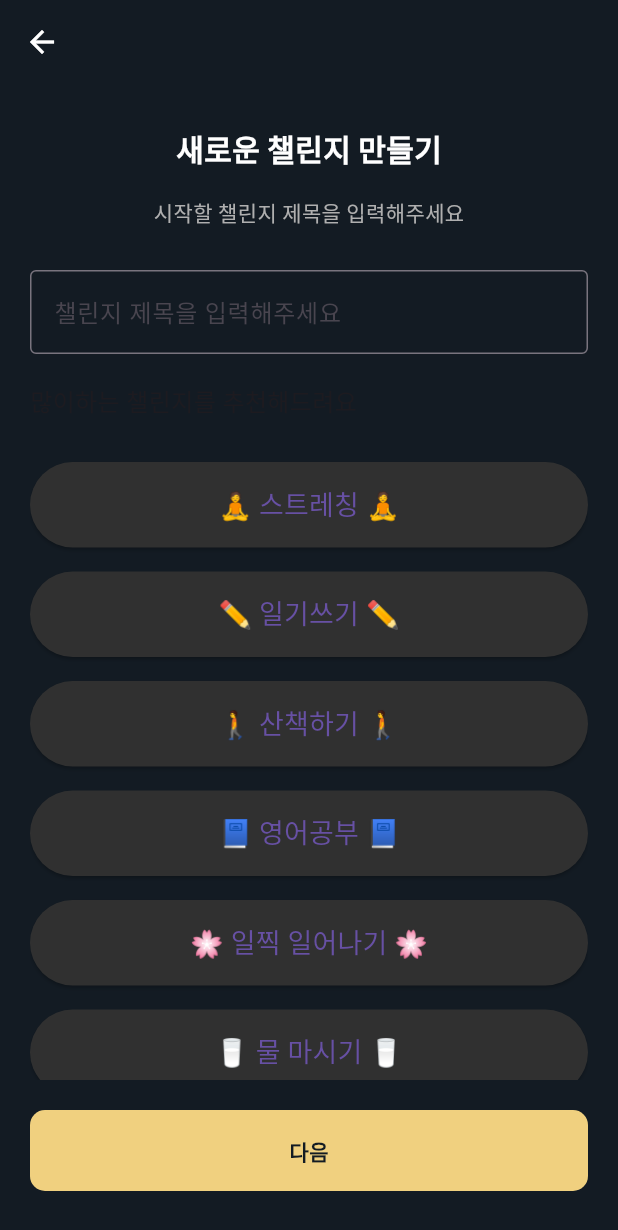
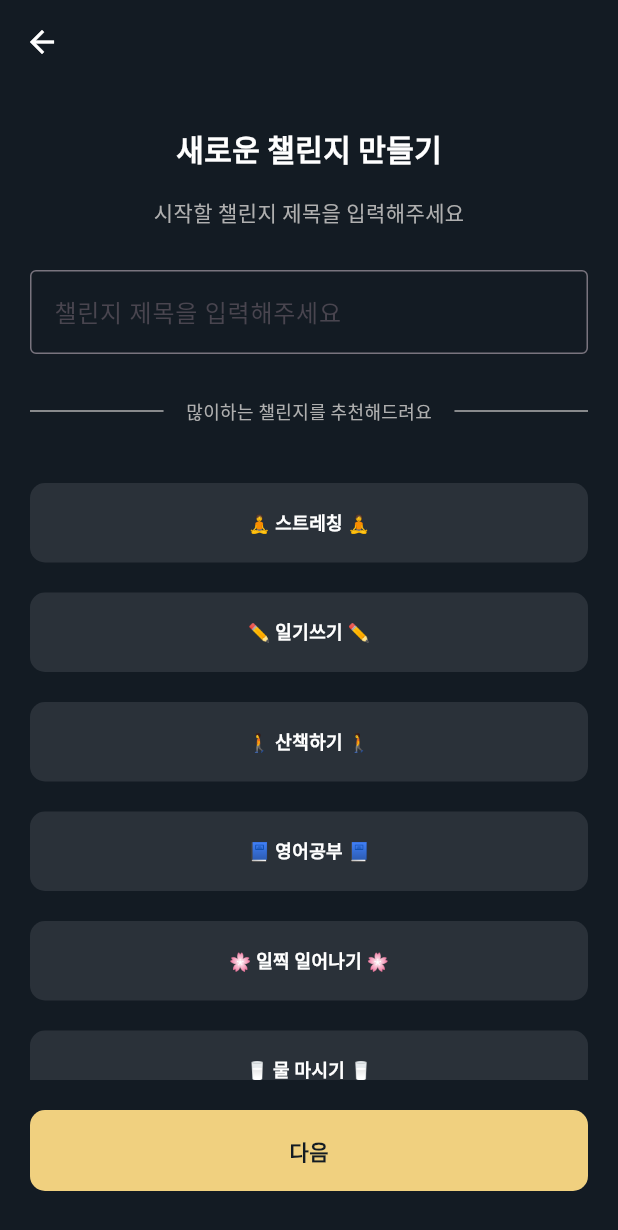
Before and after one commit to hatssue/client, a Flutter app: the NewChallengePage screen opened by its route, on a phone screen of 412 x 824 dp. Shown: the top 1230 px of the screen. Run offline on Flutter 3.47's test engine with Material 3 defaults, Android fonts, the phone set to English and light mode, and no system bars; our stand-ins replace flutter_riverpod, freezed_annotation, go_router, riverpod_annotation, table_calendar; generated files the repository leaves out were written again.

Commit message:
feat: 챌린지 생성 화면 수정

```diff
--- a/lib/features/challenge/presentaion/screens/new_challenge_page.dart
+++ b/lib/features/challenge/presentaion/screens/new_challenge_page.dart
@@ -32,6 +32,7 @@ class NewChallengePage extends StatelessWidget {
             ),
             child: Column(
               children: [
+                /// Title
                 Text(
                   '새로운 챌린지 만들기',
                   style: theme.typo.headline4.copyWith(
@@ -42,6 +43,8 @@ class NewChallengePage extends StatelessWidget {
                 const SizedBox(
                   height: 20,
                 ),
+
+                /// Sub Title
                 Text(
                   '시작할 챌린지 제목을 입력해주세요',
                   style: theme.typo.body1.copyWith(
@@ -52,21 +55,52 @@ class NewChallengePage extends StatelessWidget {
                 const SizedBox(
                   height: 30,
                 ),
+
+                /// TextField
                 const TextField(
                   decoration: InputDecoration(
                     labelText: '챌린지 제목을 입력해주세요',
                     border: OutlineInputBorder(),
                   ),
                 ),
-                const SizedBox(height: 20),
-                const Align(
-                  alignment: Alignment.centerLeft,
-                  child: Text(
-                    '많이하는 챌린지를 추천해드려요',
-                    style: TextStyle(fontSize: 16),
-                  ),
+                const SizedBox(
+                  height: 30,
                 ),
-                const SizedBox(height: 20),
+
+                /// Select List Title
+                Row(
+                  mainAxisAlignment: MainAxisAlignment.center,
+                  children: [
+                    Expanded(
+                      child: Container(
+                        height: 1,
+                        color: theme.color.subtext,
+                      ),
+                    ),
+                    Padding(
+                      padding: const EdgeInsets.symmetric(
+                        horizontal: 15,
+                      ),
+                      child: Text(
+                        '많이하는 챌린지를 추천해드려요',
+                        style: theme.typo.body2.copyWith(
+                          color: theme.color.subtext,
+                          fontWeight: theme.typo.regular,
+                        ),
+                      ),
+                    ),
+                    Expanded(
+                      child: Container(
+                        height: 1,
+                        color: theme.color.subtext,
+                      ),
+                    ),
+                  ],
+                ),
+
+                const SizedBox(height: 30),
+
+                /// Select List
                 Expanded(
                   child: ListView(
                     children: const [
@@ -112,21 +146,20 @@ class ChallengeButton extends StatelessWidget {
 
   @override
   Widget build(BuildContext context) {
-    return Padding(
-      padding: const EdgeInsets.symmetric(vertical: 8.0),
-      child: ElevatedButton(
-        onPressed: () {
-          // 챌린지 버튼의 동작 추가
-        },
-        style: ElevatedButton.styleFrom(
-          backgroundColor: Colors.grey[850],
-          padding: const EdgeInsets.symmetric(vertical: 15),
-        ),
-        child: Text(
-          title,
-          style: const TextStyle(fontSize: 18),
-        ),
-      ),
+    return Consumer(
+      builder: (context, ref, child) {
+        final AppTheme theme = ref.watch(themeServiceProvider);
+        return Padding(
+          padding: const EdgeInsets.symmetric(vertical: 10),
+          child: Button(
+            onPressed: () {},
+            color: theme.color.onSecondary,
+            backgroundColor: theme.color.secondary,
+            text: title,
+            size: ButtonSize.small,
+          ),
+        );
+      },
     );
   }
 }
--- a/lib/shared/button/button_size.dart
+++ b/lib/shared/button/button_size.dart
@@ -10,7 +10,7 @@ enum ButtonSize {
   double get padding {
     switch (this) {
       case ButtonSize.small:
-        return 8;
+        return 10;
       case ButtonSize.medium:
         return 12;
       case ButtonSize.large:
--- a/lib/theme/dark_theme.dart
+++ b/lib/theme/dark_theme.dart
@@ -20,8 +20,8 @@ class DarkTheme implements AppTheme {
     // onInactiveContainer: onInactiveContainer,
     primary: Palette.primary01,
     onPrimary: Palette.primary02,
-    // secondary: secondary,
-    // onSecondary: onSecondary,
+    secondary: Palette.grey10,
+    onSecondary: Palette.grey01,
     // tertiary: tertiary,
     // onTertiary: onTertiary,
   );
--- a/lib/theme/foundation/app_color.dart
+++ b/lib/theme/foundation/app_color.dart
@@ -18,8 +18,8 @@ class AppColor {
     // required this.onInactiveContainer,
     required this.primary,
     required this.onPrimary,
-    // required this.secondary,
-    // required this.onSecondary,
+    required this.secondary,
+    required this.onSecondary,
     // required this.tertiary,
     // required this.onTertiary,
   });
@@ -49,8 +49,8 @@ class AppColor {
   /// Accent
   final Color primary;
   final Color onPrimary;
-  // final Color secondary;
-  // final Color onSecondary;
+  final Color secondary;
+  final Color onSecondary;
   // final Color tertiary;
   // final Color onTertiary;
 }
--- a/lib/theme/light_theme.dart
+++ b/lib/theme/light_theme.dart
@@ -20,8 +20,8 @@ class LightTheme implements AppTheme {
     // onInactiveContainer: onInactiveContainer,
     primary: Palette.primary01,
     onPrimary: Palette.primary02,
-    // secondary: secondary,
-    // onSecondary: onSecondary,
+    secondary: Palette.grey10,
+    onSecondary: Palette.grey01,
     // tertiary: tertiary,
     // onTertiary: onTertiary,
   );
```
